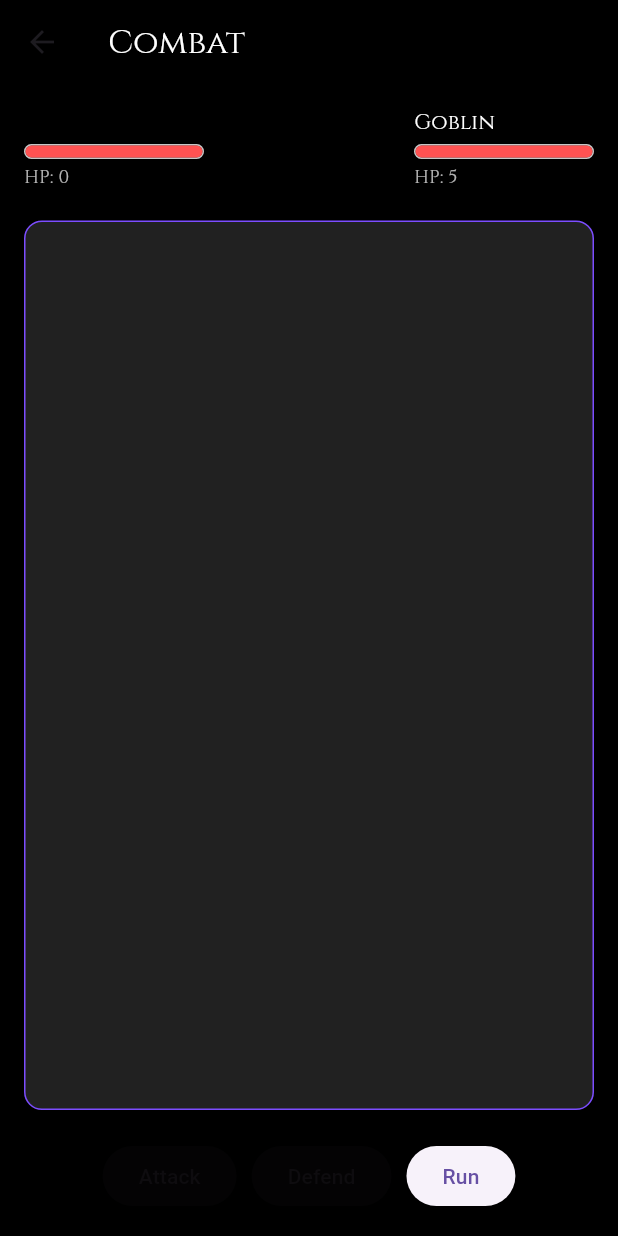
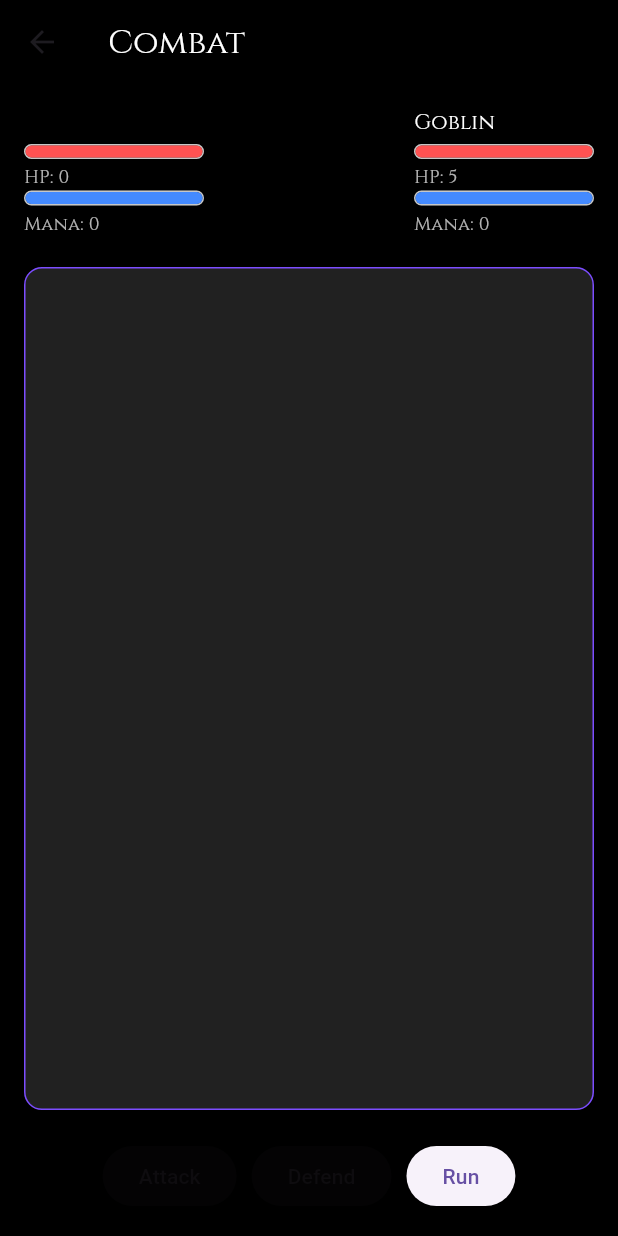
Before and after one commit to cnewtonharris/abyssborne, a Flutter app: the CombatScreen screen opened directly with sample values from the repository, on a phone screen of 412 x 824 dp. Run offline on Flutter 3.47's test engine with Material 3 defaults, Android fonts, the phone set to English and light mode, and no system bars; our stand-ins replace audioplayers, google_fonts, shared_preferences; accounts and stored records are empty.

Commit message:
character data class implemented
character class data has been setup and passed from character creation screen, mana bar added to combat screen

```diff
--- a/lib/combat_screen.dart
+++ b/lib/combat_screen.dart
@@ -5,25 +5,25 @@ import 'package:google_fonts/google_fonts.dart';
 
 class CombatScreen extends StatefulWidget {
   final String playerName;
-  final int playerHealth;
-  final int playerMana;
-  final int playerAttack;
-  final int playerDefense;
-  final int playerExp;
-  final int playerLevel;
-  final int playerGold;
+  final int health;
+  final int mana;
+  final int attack;
+  final int defense;
+  final int xp;
+  final int level;
+  final int gold;
   final EnemyData enemyData;
 
   const CombatScreen({
     required this.enemyData,
     required this.playerName,
-    required this.playerHealth,
-    required this.playerMana,
-    required this.playerAttack,
-    required this.playerDefense,
-    required this.playerExp,
-    required this.playerLevel,
-    required this.playerGold,
+    required this.health,
+    required this.mana,
+    required this.attack,
+    required this.defense,
+    required this.xp,
+    required this.level,
+    required this.gold,
     super.key,
   });
 
@@ -45,9 +45,9 @@ class _CombatScreenState extends State<CombatScreen> {
   @override
   void initState() {
     super.initState();
-    playerHealth = widget.playerHealth;
-    playerMana = widget.playerMana;
-    playerLevel = widget.playerLevel;
+    playerHealth = widget.health;
+    playerMana = widget.mana;
+    playerLevel = widget.level;
     enemyName = enemyData.name;
     enemyHealth = enemyData.health;
   }
@@ -66,6 +66,7 @@ class _CombatScreenState extends State<CombatScreen> {
     _log("${widget.playerName} hits $enemyName for $damage damage.");
 
     if (enemyHealth <= 0) {
+      enemyHealth = 0;
       _log("$enemyName has been defeated!");
       Future.delayed(const Duration(seconds: 2), () {
         Navigator.pop(context, 'victory');
@@ -97,6 +98,7 @@ class _CombatScreenState extends State<CombatScreen> {
       _log("$enemyName strikes you for $damage damage.");
 
       if (playerHealth <= 0) {
+        playerHealth = 0;
         _log("${widget.playerName} has fallen in battle...");
         Future.delayed(const Duration(seconds: 2), () {
           Navigator.pop(context, 'defeat');
@@ -125,8 +127,8 @@ class _CombatScreenState extends State<CombatScreen> {
             Row(
               mainAxisAlignment: MainAxisAlignment.spaceBetween,
               children: [
-                _buildStatBox(widget.playerName, playerHealth, widget.playerHealth),
-                _buildStatBox(enemyName, enemyHealth, enemyData.health),
+                _buildStatBox(widget.playerName, playerHealth, widget.health, playerMana, widget.mana),
+                _buildStatBox(enemyName, enemyHealth, enemyData.health, 0, 0),
               ],
             ),
             const SizedBox(height: 20),
@@ -171,7 +173,7 @@ class _CombatScreenState extends State<CombatScreen> {
     );
   }
 
-  Widget _buildStatBox(String label, int currentHp, int maxHp) {
+  Widget _buildStatBox(String label, int currentHp, int maxHp, int currentMana, int maxMana) {
     return Column(
       crossAxisAlignment: CrossAxisAlignment.start,
       children: [
@@ -198,6 +200,28 @@ class _CombatScreenState extends State<CombatScreen> {
         ),
         const SizedBox(height: 4),
         Text('HP: $currentHp', style: GoogleFonts.cinzel(color: Colors.white70, fontSize: 12)),
+        Container(
+          width: 120,
+          height: 10,
+          decoration: BoxDecoration(
+            border: Border.all(color: Colors.white70),
+            borderRadius: BorderRadius.circular(6),
+            color: Colors.grey.shade800,
+          ),
+          child: FractionallySizedBox(
+            alignment: Alignment.centerLeft,
+            widthFactor: (currentMana / maxMana).clamp(0.0, 1.0),
+            child: Container(
+              decoration: BoxDecoration(
+                color: Colors.blueAccent,
+                borderRadius: BorderRadius.circular(4),
+              ),
+            ),
+          ),
+        ),
+        const SizedBox(height: 4),
+        Text('Mana: $currentMana', style: GoogleFonts.cinzel(color: Colors.white70, fontSize: 12)),
+
       ],
     );
   }
```
Also changed, not shown: lib/character_creation_screen.dart (+27 -9 lines), lib/character_data.dart (+27 -0 lines), lib/encounter_screen.dart (+7 -7 lines), lib/hub_menu_screen.dart (+29 -3 lines).
